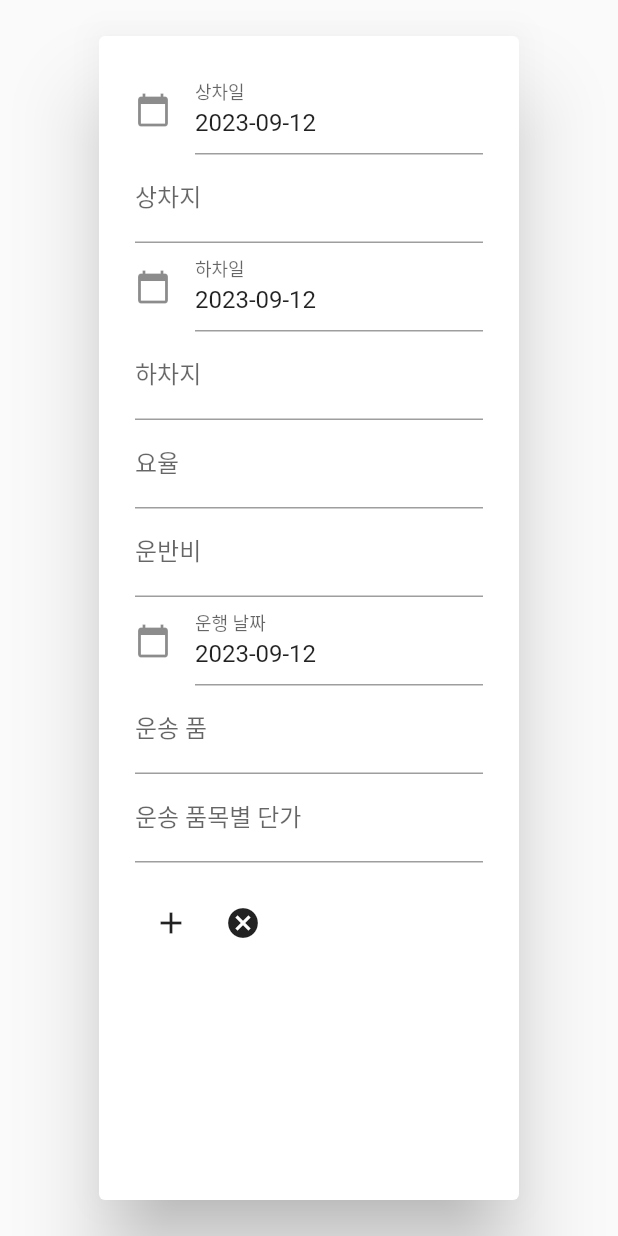
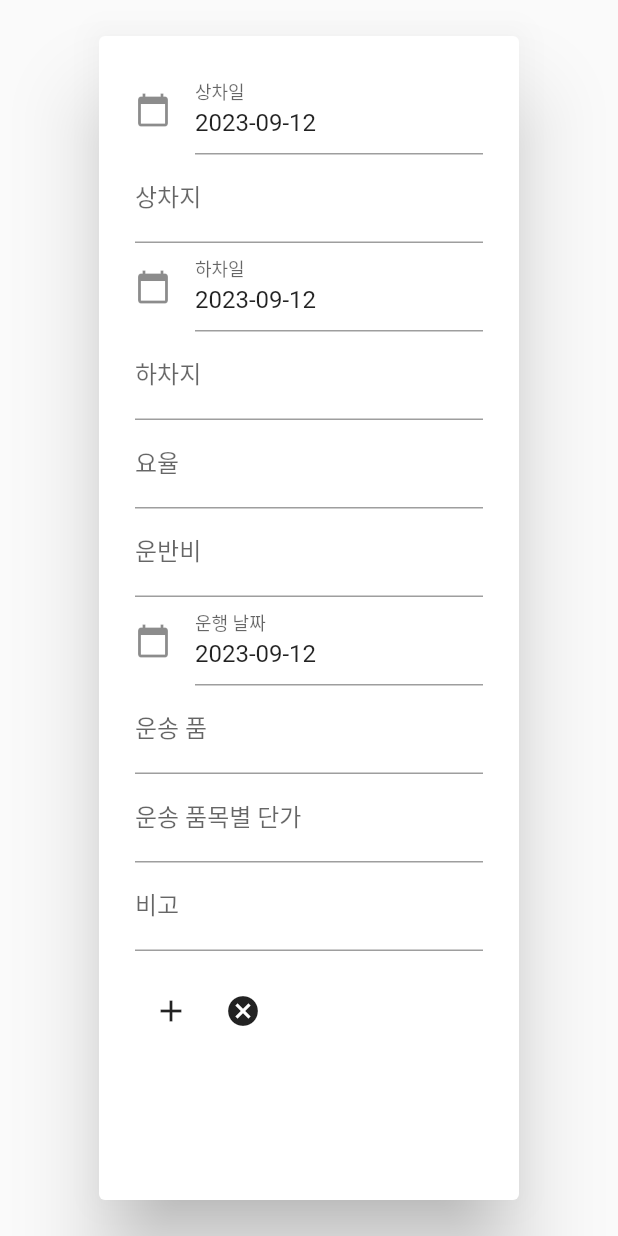
Before and after one commit to jun-young1993/freight-ui, a Flutter app: the _DriveForm widget shown alone on an empty page, opened directly, after a tap on the "add" icon, on a phone screen of 412 x 824 dp. Run offline on Flutter 3.47's test engine with Material 2 defaults, Android fonts, the phone set to English and light mode, and no system bars; our stand-ins replace flutter_bloc, syncfusion_flutter_datepicker; missing offline and left inert: dart:ffi.

Commit message:
drive created

```diff
--- a/lib/domain/dto/drive.dart
+++ b/lib/domain/dto/drive.dart
@@ -1,9 +1,12 @@
+import 'package:flutter/material.dart';
+
 class DriveDto {
   final String loadingDate;
   final String loadingPlace;
   final String unLoadingDate;
   final String unLoadingPlace;
   final int loadingRatio;
+  final int transportationCosts;
   final String transportationDate;
   final String transportationType;
   final int unitCost;
@@ -15,9 +18,25 @@ class DriveDto {
     required this.unLoadingDate,
     required this.unLoadingPlace,
     required this.loadingRatio,
+    required this.transportationCosts,
     required this.transportationDate,
     required this.transportationType,
     required this.unitCost,
     required this.extra
   });
+
+  factory DriveDto.fromJson(Map<String, dynamic> json){
+    return DriveDto(
+      loadingDate: json['loadingDate'],
+      loadingPlace: json['loadingPlace'],
+      unLoadingDate: json['unLoadingDate'],
+      unLoadingPlace: json['unLoadingPlace'],
+      loadingRatio: int.parse(json['loadingRatio']),
+      transportationCosts: int.parse(json['transportationCosts']),
+      transportationDate: json['transportationDate'],
+      transportationType: json['transportationType'],
+      unitCost: int.parse(json['unitCost']),
+      extra: json['extra'],
+    );
+  }
 }
--- a/lib/ui/screen/drive/sections/drive_form.dart
+++ b/lib/ui/screen/drive/sections/drive_form.dart
@@ -9,10 +9,21 @@ class _DriveForm extends StatefulWidget {
 
 class _DriveFormState extends State<_DriveForm> {
   final _formKey = GlobalKey<_DriveFormState>();
-  String currentDate = DateFormat('yyyy-MM-dd').format(DateTime.now());
-  TextEditingController loadDateInput = TextEditingController();
-  TextEditingController unLoadDateInput = TextEditingController();
-
+  // String _currentDate = DateFormat('yyyy-MM-dd').format(DateTime.now());
+  // final TextEditingController _loadDateInput = TextEditingController();
+  // final TextEditingController _unLoadDateInput = TextEditingController();
+  final Map<String,TextEditingController> _formController = {
+    "loadingDate": TextEditingController(text: CurrentDate('yyyy-MM-dd')),
+    "loadingPlace": TextEditingController(),
+    "unLoadingDate": TextEditingController(text: CurrentDate('yyyy-MM-dd')),
+    "unLoadingPlace": TextEditingController(),
+    "loadingRatio": TextEditingController(),
+    "transportationCosts": TextEditingController(),
+    "transportationDate": TextEditingController(text: CurrentDate('yyyy-MM-dd')),
+    "transportationType": TextEditingController(),
+    "unitCost": TextEditingController(),
+    "extra": TextEditingController(),
+  };
 
   DriveBloc get driveBloc => context.read<DriveBloc>();
 
@@ -20,9 +31,15 @@ class _DriveFormState extends State<_DriveForm> {
   // unLoadDateInput.text = currentDate;
   @override
   void initState(){
-    loadDateInput.text = currentDate;
-    unLoadDateInput.text = currentDate;
     super.initState();
+  }
+
+  @override
+  void dispose(){
+    _formController.forEach((_, value) {
+      value.dispose();
+    });
+    super.dispose();
   }
 
   @override
@@ -39,7 +56,7 @@ class _DriveFormState extends State<_DriveForm> {
               crossAxisAlignment: CrossAxisAlignment.start,
               children: <Widget>[
                 DatePickerField(
-                  controller: loadDateInput,
+                  controller: _formController['loadingDate'],
                   context: context,
                   labelText: "상차일",
                   onSelected: (selectedDate){
@@ -49,12 +66,13 @@ class _DriveFormState extends State<_DriveForm> {
                   },
                 ),
                 TextFormField(
+                  controller: _formController['loadingPlace'],
                   decoration: const InputDecoration(
                       labelText: '상차지'
                   ),
                 ),
                 DatePickerField(
-                  controller: unLoadDateInput,
+                  controller: _formController['unLoadingDate'],
                   context: context,
                   labelText: "하차일",
                   onSelected: (selectedDate){
@@ -64,11 +82,13 @@ class _DriveFormState extends State<_DriveForm> {
                   },
                 ),
                 TextFormField(
+                  controller: _formController['unLoadingPlace'],
                   decoration: const InputDecoration(
                       labelText: '하차지'
                   ),
                 ),
                 TextFormField(
+                  controller: _formController['loadingRatio'],
                   keyboardType: TextInputType.number,
                   inputFormatters: [],
                   decoration: const InputDecoration(
@@ -76,6 +96,7 @@ class _DriveFormState extends State<_DriveForm> {
                   ),
                 ),
                 TextFormField(
+                  controller: _formController['transportationCosts'],
                   keyboardType: TextInputType.number,
                   inputFormatters: [],
                   decoration: const InputDecoration(
@@ -83,7 +104,7 @@ class _DriveFormState extends State<_DriveForm> {
                   ),
                 ),
                 DatePickerField(
-                  controller: unLoadDateInput,
+                  controller: _formController['transportationDate'],
                   context: context,
                   labelText: "운행 날짜",
                   onSelected: (selectedDate){
@@ -93,13 +114,21 @@ class _DriveFormState extends State<_DriveForm> {
                   },
                 ),
                 TextFormField(
+                  controller: _formController['transportationType'],
                   decoration: const InputDecoration(
                       labelText: '운송 품'
                   ),
                 ),
                 TextFormField(
+                  controller: _formController['unitCost'],
                   decoration: const InputDecoration(
                       labelText: '운송 품목별 단가'
+                  ),
+                ),
+                TextFormField(
+                  controller: _formController['extra'],
+                  decoration: const InputDecoration(
+                      labelText: '비고'
                   ),
                 ),
                 Padding(
@@ -116,33 +145,11 @@ class _DriveFormState extends State<_DriveForm> {
                         // if (_formKey.currentState!.validate()) {
                         //   // Process data.
                         // }
-                            // DriveDto driveDto = new DriveDto(
-                                // loadingDate: loadDateInput.text,
-                                // loadingPlace: loadDateInput.text,
-                                // unLoadingDate: loadDateInput.text,
-                                // unLoadingPlace: loadDateInput.text,
-                                // loadingRatio: 100,
-                                // transportationDate: loadDateInput.text,
-                                // transportationType: loadDateInput.text,
-                                // unitCost: 100,
-                                // extra: loadDateInput.text
-                            //   );
+                          Map<String, dynamic> jsonMap = {};
+                          _formController.forEach((key, controller) => jsonMap[key] = controller.text);
 
-                          driveBloc.add(
-                            const DriveCreated(
-                              DriveDto(
-                                loadingDate: '20210808',
-                                loadingPlace: '20210808',
-                                unLoadingDate: '20210808',
-                                unLoadingPlace: '20210808',
-                                loadingRatio: 100,
-                                transportationDate: '20210808',
-                                transportationType: '20210808',
-                                unitCost: 100,
-                                extra: '20210808'
-                              )
-                            )
-                          );
+                          driveBloc.add(DriveCreated(DriveDto.fromJson(jsonMap)));
+                          AppNavigator.pop();
                         },
                         icon: const Icon(Icons.add)
                       ),
--- a/lib/utills/date.dart
+++ b/lib/utills/date.dart
@@ -1,3 +1,5 @@
+import 'package:intl/intl.dart';
+
 enum SearchDateType {start, end}
 
 
@@ -18,6 +20,6 @@ DateTime SearchDate(SearchDateType type, { DateTime? dateTime }){
   );
 }
 
-// DateTime CurrentDateTime(){
-//
-// }
+String CurrentDate(String format) {
+  return DateFormat(format).format(DateTime.now());
+}
```
